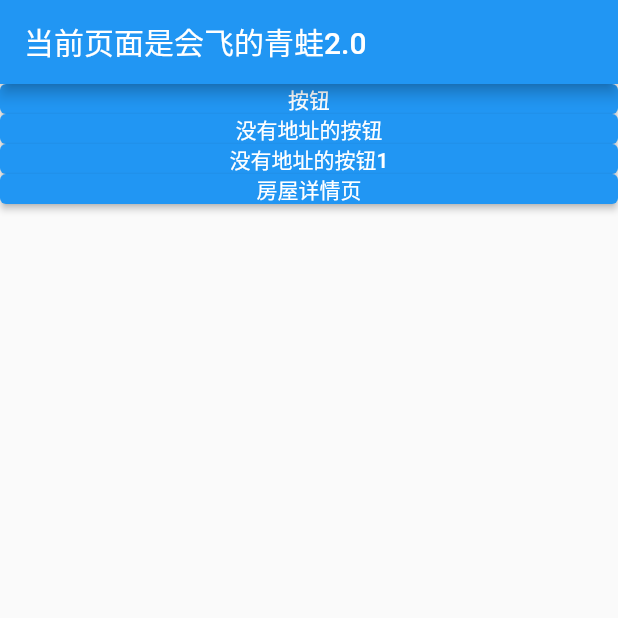
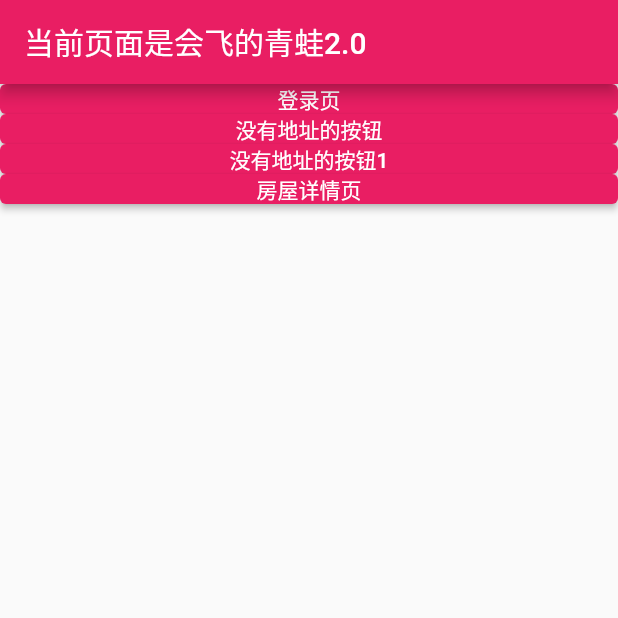
Before and after one commit to chatgpt10/good_guest, a Flutter app: the screen it shows after launch, on a phone screen of 412 x 824 dp, the top half of it. Run offline on Flutter 3.47's test engine with Material 2 defaults, Android fonts, the phone set to English and light mode, and no system bars; our stand-ins replace fluro.

Commit message:
feat:Add 登录页基本页面

```diff
--- a/lib/myApp.dart
+++ b/lib/myApp.dart
@@ -29,7 +29,7 @@ class _MyAppState extends State<MyApp> {
       title: 'Fluro',
       debugShowCheckedModeBanner: false,
       theme: ThemeData(
-        primarySwatch: Colors.blue,
+        primarySwatch: Colors.pink,
       ),
       onGenerateRoute: Application.router.generator, //全局注册
     );
--- a/lib/widgets/page_content.dart
+++ b/lib/widgets/page_content.dart
@@ -20,7 +20,7 @@ class PageContent extends StatelessWidget {
             width: 40.0,
             height: 20.0,
             child: ElevatedButton(
-              child: Text("按钮"),
+              child: Text("登录页"),
               onPressed: () {
                 print("点击按钮");
                 Navigator.pushNamed(context, Routes.login);
```
Also changed, not shown: lib/pages/login.dart (+43 -4 lines).
